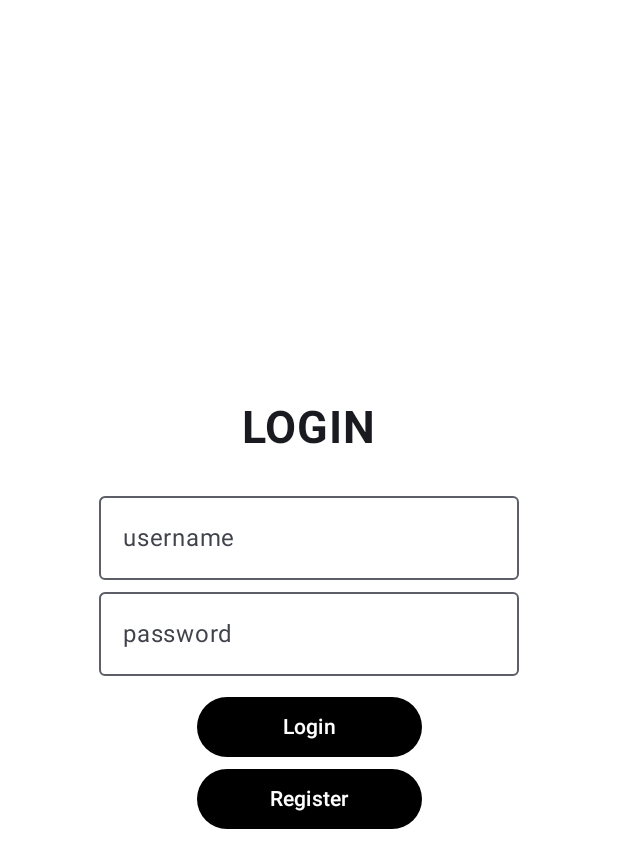
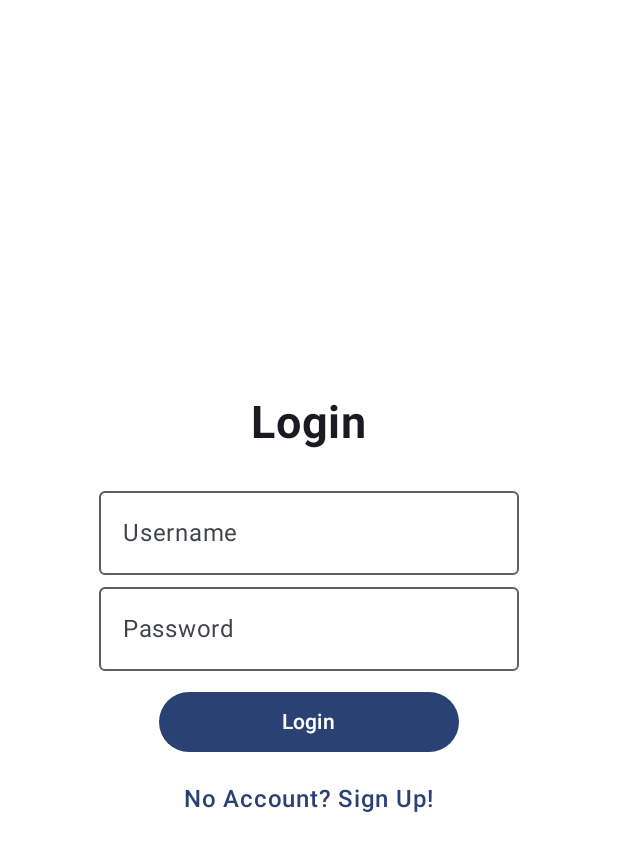
Before and after one commit to saboorbakshi/StreamTune, an Android app built with Jetpack Compose: the screen it shows after launch (MainActivity), on a phone screen of 412 x 824 dp. Shown: the top 868 px of the screen. Run offline under Robolectric (Android 15) with nearby library versions, the phone set to English and light mode, and no system bars.

Commit message:
Added Navigation + ViewModel for Login/Signup Screen

```diff
--- a/android/app/build.gradle.kts
+++ b/android/app/build.gradle.kts
@@ -51,15 +51,16 @@ dependencies {
     implementation("androidx.core:core-ktx:1.12.0")
     implementation("androidx.lifecycle:lifecycle-runtime-ktx:2.7.0")
     implementation("androidx.activity:activity-compose:1.8.2")
-    implementation(platform("androidx.compose:compose-bom:2023.08.00"))
+    implementation(platform("androidx.compose:compose-bom:2024.02.01"))
     implementation("androidx.compose.ui:ui")
     implementation("androidx.compose.ui:ui-graphics")
     implementation("androidx.compose.ui:ui-tooling-preview")
+    implementation("androidx.navigation:navigation-compose:2.7.7")
     implementation("androidx.compose.material3:material3")
     testImplementation("junit:junit:4.13.2")
     androidTestImplementation("androidx.test.ext:junit:1.1.5")
     androidTestImplementation("androidx.test.espresso:espresso-core:3.5.1")
-    androidTestImplementation(platform("androidx.compose:compose-bom:2023.08.00"))
+    androidTestImplementation(platform("androidx.compose:compose-bom:2024.02.01"))
     androidTestImplementation("androidx.compose.ui:ui-test-junit4")
     debugImplementation("androidx.compose.ui:ui-tooling")
     debugImplementation("androidx.compose.ui:ui-test-manifest")
--- a/android/app/src/main/java/com/streamtune/streamtune/MainActivity.kt
+++ b/android/app/src/main/java/com/streamtune/streamtune/MainActivity.kt
@@ -3,31 +3,18 @@ package com.streamtune.streamtune
 import android.os.Bundle
 import androidx.activity.ComponentActivity
 import androidx.activity.compose.setContent
-import androidx.compose.foundation.layout.Arrangement
-import androidx.compose.foundation.layout.Column
-import androidx.compose.foundation.layout.Spacer
 import androidx.compose.foundation.layout.fillMaxSize
-import androidx.compose.foundation.layout.height
-import androidx.compose.foundation.layout.padding
-import androidx.compose.foundation.layout.width
-import androidx.compose.material3.Button
-import androidx.compose.material3.ButtonDefaults
-import androidx.compose.material3.MaterialTheme
-import androidx.compose.material3.OutlinedTextField
 import androidx.compose.material3.Surface
-import androidx.compose.material3.Text
 import androidx.compose.runtime.Composable
-import androidx.compose.runtime.getValue
-import androidx.compose.runtime.mutableStateOf
-import androidx.compose.runtime.remember
-import androidx.compose.runtime.setValue
-import androidx.compose.ui.Alignment
 import androidx.compose.ui.Modifier
 import androidx.compose.ui.graphics.Color
-import androidx.compose.ui.text.font.FontWeight
 import androidx.compose.ui.tooling.preview.Preview
-import androidx.compose.ui.unit.dp
-import androidx.compose.ui.unit.sp
+import androidx.navigation.compose.NavHost
+import androidx.navigation.compose.composable
+import androidx.navigation.compose.rememberNavController
+import com.streamtune.streamtune.ui.greeting.Greeting
+import com.streamtune.streamtune.ui.greeting.GreetingViewModel
+import com.streamtune.streamtune.ui.songlist.SongList
 import com.streamtune.streamtune.ui.theme.StreamTuneTheme
 
 class MainActivity : ComponentActivity() {
@@ -35,73 +22,32 @@ class MainActivity : ComponentActivity() {
         super.onCreate(savedInstanceState)
         setContent {
             StreamTuneTheme {
-                // A surface container using the 'background' color from the theme
-                Surface(modifier = Modifier.fillMaxSize(), color = Color.White) {
-                    Greeting("LOGIN")
-                }
+
+                MainScreen()
+
             }
         }
     }
 }
 
 @Composable
-fun Greeting(title: String, modifier: Modifier = Modifier) {
-    Column(
-        modifier = Modifier
-            .fillMaxSize()
-            .padding(16.dp),
-        horizontalAlignment = Alignment.CenterHorizontally,
-        verticalArrangement = Arrangement.Center
-    ) {
-        Text(
-            text = "LOGIN",
-            style = MaterialTheme.typography.bodyLarge.copy(fontSize = 30.sp,
-                                                            fontWeight = FontWeight.Bold)
-        )
-        Spacer(modifier = Modifier.height(20.dp))
+@Preview
+private fun MainScreen() {
 
-        var username by remember { mutableStateOf("") }
-        OutlinedTextField(
-            value = username,
-            onValueChange = { username = it },
-            label = { Text("username") }
-        )
-        var password by remember { mutableStateOf("") }
-        OutlinedTextField(
-            value = password,
-            onValueChange = { password = it },
-            label = { Text("password") }
-        )
-        Spacer(modifier = Modifier.height(10.dp))
+    // A surface container using the 'background' color from the theme
+    Surface(modifier = Modifier.fillMaxSize(), color = Color.White) {
 
-        Button(
-            onClick = { /* Handle login button click */ },
-            colors = ButtonDefaults.buttonColors(
-                containerColor = Color.Black
-            ),
-            modifier = Modifier
-                .width(150.dp)
-        ) {
-            Text("Login")
+        val navController = rememberNavController()
+
+        NavHost(navController = navController, startDestination = "greeting") {
+            composable("greeting") {
+                Greeting(GreetingViewModel(navController))
+            }
+            composable("songlist") {
+                SongList()
+            }
         }
-        Button(
-            onClick = { /* Handle login button click */ },
-            colors = ButtonDefaults.buttonColors(
-                containerColor = Color.Black
-            ),
-            modifier = Modifier
-                .width(150.dp)
 
-        ) {
-            Text("Register")
-        }
     }
+
 }
-
-@Preview(showBackground = true)
-@Composable
-fun GreetingPreview() {
-    StreamTuneTheme {
-        Greeting("Android")
-    }
-}
--- a/android/app/src/main/java/com/streamtune/streamtune/AddSong.kt
+++ b/android/app/src/main/java/com/streamtune/streamtune/ui/AddSong.kt
@@ -1,4 +1,4 @@
-package com.streamtune.streamtune
+package com.streamtune.streamtune.ui
 
 import androidx.compose.foundation.Image
 import androidx.compose.foundation.layout.Arrangement
@@ -21,6 +21,7 @@ import androidx.compose.ui.text.font.FontWeight
 import androidx.compose.ui.tooling.preview.Preview
 import androidx.compose.ui.unit.dp
 import androidx.compose.ui.unit.sp
+import com.streamtune.streamtune.R
 
 @Preview
 @Composable
--- /dev/null
+++ b/android/app/src/main/java/com/streamtune/streamtune/ui/greeting/Greeting.kt
@@ -0,0 +1,100 @@
+package com.streamtune.streamtune.ui.greeting
+
+import androidx.compose.foundation.clickable
+import androidx.compose.foundation.interaction.MutableInteractionSource
+import androidx.compose.foundation.layout.Arrangement
+import androidx.compose.foundation.layout.Column
+import androidx.compose.foundation.layout.Spacer
+import androidx.compose.foundation.layout.fillMaxSize
+import androidx.compose.foundation.layout.height
+import androidx.compose.foundation.layout.padding
+import androidx.compose.foundation.layout.width
+import androidx.compose.material3.Button
+import androidx.compose.material3.MaterialTheme
+import androidx.compose.material3.OutlinedTextField
+import androidx.compose.material3.Text
+import androidx.compose.runtime.Composable
+import androidx.compose.runtime.collectAsState
+import androidx.compose.runtime.getValue
+import androidx.compose.runtime.mutableStateOf
+import androidx.compose.runtime.remember
+import androidx.compose.runtime.setValue
+import androidx.compose.ui.Alignment
+import androidx.compose.ui.Modifier
+import androidx.compose.ui.text.font.FontWeight
+import androidx.compose.ui.text.input.PasswordVisualTransformation
+import androidx.compose.ui.tooling.preview.Preview
+import androidx.compose.ui.unit.dp
+import androidx.compose.ui.unit.sp
+import androidx.navigation.compose.rememberNavController
+import com.streamtune.streamtune.ui.theme.StreamTuneTheme
+
+
+@Composable
+fun Greeting(vm: GreetingViewModel) {
+    Column(
+        modifier = Modifier
+            .fillMaxSize()
+            .padding(16.dp),
+        horizontalAlignment = Alignment.CenterHorizontally,
+        verticalArrangement = Arrangement.Center
+    ) {
+
+        val title by vm.title.collectAsState()
+
+        Text(
+            text = title,
+            style = MaterialTheme.typography.bodyLarge.copy(fontSize = 30.sp,
+                fontWeight = FontWeight.Bold)
+        )
+        Spacer(modifier = Modifier.height(20.dp))
+
+        var username by remember { mutableStateOf("") }
+        OutlinedTextField(
+            value = username,
+            onValueChange = { username = it },
+            label = { Text("Username") }
+        )
+
+        var password by remember { mutableStateOf("") }
+        OutlinedTextField(
+            value = password,
+            onValueChange = { password = it },
+            visualTransformation = PasswordVisualTransformation(),
+            label = { Text("Password") }
+        )
+
+        Spacer(modifier = Modifier.height(10.dp))
+
+        val mainBtnLabel by vm.mainButtonLabel.collectAsState()
+        Button(
+            onClick = vm.onMainButtonClick,
+            modifier = Modifier.width(200.dp)
+        ) {
+            Text(mainBtnLabel)
+        }
+
+        val auxBtnLabel by vm.auxButtonLabel.collectAsState()
+        val interactionSource = remember { MutableInteractionSource() }
+        Text(
+            text = auxBtnLabel,
+            color = MaterialTheme.colorScheme.primary,
+            fontWeight = FontWeight.SemiBold,
+            modifier = Modifier
+                .padding(15.dp)
+                .clickable(
+                    interactionSource = interactionSource,
+                    indication = null,
+                    onClick = vm.onAuxButtonClick
+                )
+        )
+    }
+}
+
+@Preview(showBackground = true)
+@Composable
+fun GreetingPreview() {
+    StreamTuneTheme {
+        Greeting(GreetingViewModel(rememberNavController()))
+    }
+}
--- /dev/null
+++ b/android/app/src/main/java/com/streamtune/streamtune/ui/greeting/GreetingViewModel.kt
@@ -0,0 +1,29 @@
+package com.streamtune.streamtune.ui.greeting
+
+import androidx.lifecycle.ViewModel
+import androidx.navigation.NavController
+import kotlinx.coroutines.flow.MutableStateFlow
+
+class GreetingViewModel(private val navController: NavController) : ViewModel() {
+
+    var isLoginMode: Boolean = true
+
+    // UI Labels
+    var title: MutableStateFlow<String> = MutableStateFlow("Login")
+    var mainButtonLabel: MutableStateFlow<String> = MutableStateFlow("Login")
+    var auxButtonLabel: MutableStateFlow<String> = MutableStateFlow("No Account? Sign Up!")
+
+
+    val onMainButtonClick: () -> Unit = {
+        navController.navigate("songlist")
+    }
+
+    val onAuxButtonClick: () -> Unit = {
+        isLoginMode = !isLoginMode
+
+        title.value = if (isLoginMode) "Login" else "Sign Up"
+        mainButtonLabel.value = if (isLoginMode) "Login" else "Sign Up"
+        auxButtonLabel.value = if(isLoginMode) "No Account? Sign Up!" else "Already Have an Account? Log In"
+    }
+
+}
--- /dev/null
+++ b/android/app/src/main/java/com/streamtune/streamtune/ui/songlist/SongList.kt
@@ -0,0 +1,25 @@
+package com.streamtune.streamtune.ui.songlist
+
+import androidx.compose.foundation.layout.Arrangement
+import androidx.compose.foundation.layout.Column
+import androidx.compose.foundation.layout.fillMaxSize
+import androidx.compose.foundation.layout.padding
+import androidx.compose.runtime.Composable
+import androidx.compose.ui.Alignment
+import androidx.compose.ui.Modifier
+import androidx.compose.ui.unit.dp
+
+@Composable
+fun SongList() {
+
+    Column(
+        modifier = Modifier
+            .fillMaxSize()
+            .padding(16.dp),
+        horizontalAlignment = Alignment.CenterHorizontally,
+        verticalArrangement = Arrangement.Center
+    ) {
+
+    }
+
+}
--- a/android/build.gradle.kts
+++ b/android/build.gradle.kts
@@ -1,5 +1,5 @@
 // Top-level build file where you can add configuration options common to all sub-projects/modules.
 plugins {
-    id("com.android.application") version "8.2.2" apply false
+    id("com.android.application") version "8.3.0" apply false
     id("org.jetbrains.kotlin.android") version "1.9.0" apply false
 }
```
Also changed, not shown: android/gradle/wrapper/gradle-wrapper.properties.
